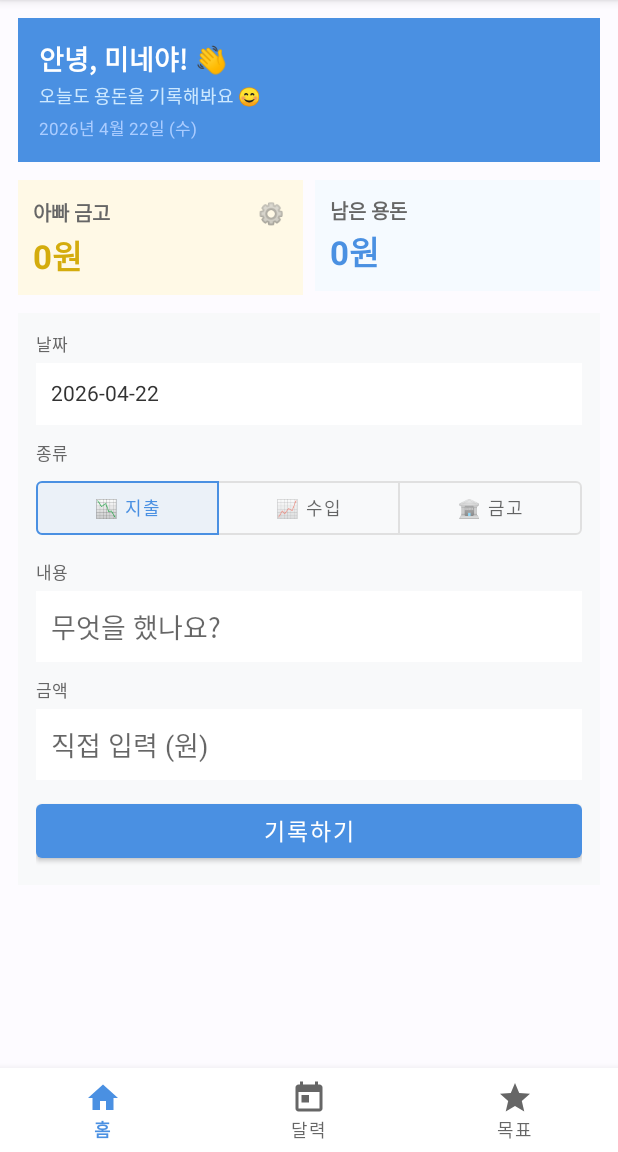
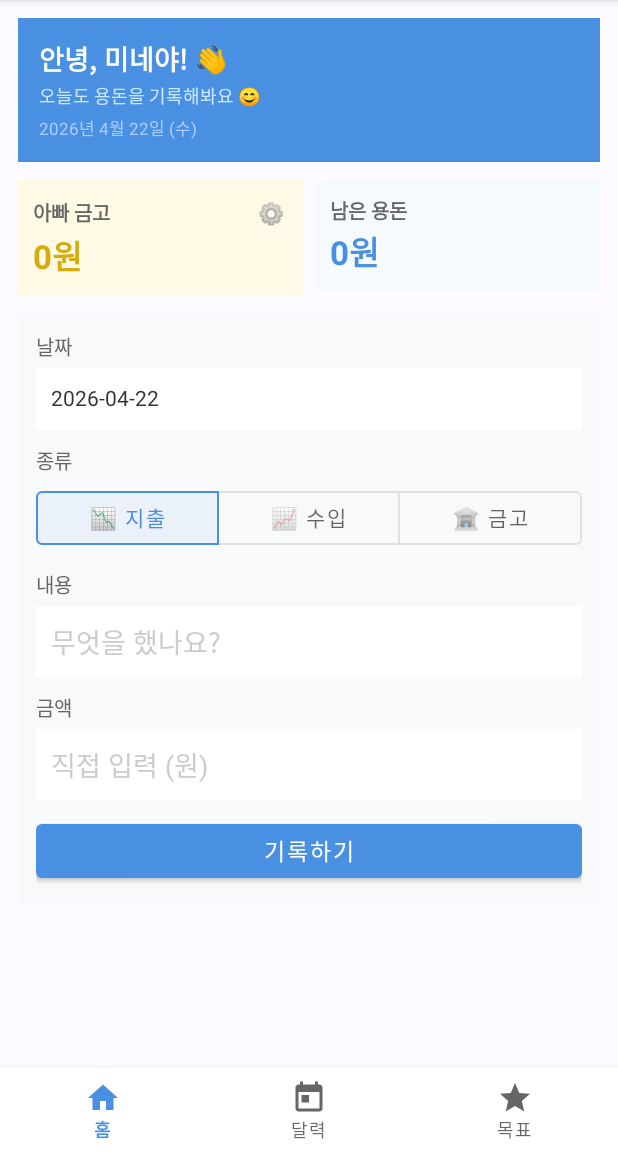
Before and after one commit to Minepapa/Kids-Money-App, an Android app: the screen it shows after launch (MainActivity), on a phone screen of 412 x 824 dp, the part 84-1236 px from its top. Run offline under Robolectric (Android 15) with nearby library versions, the phone set to English and light mode, and no system bars.

Commit message:
UI polish: font sizes, remove pie chart, simplify goals, lighter hints, splash screen
- Increase all text to 13sp+: form labels, toggle buttons, calendar cells, detail rows
- Remove 소비 분석 PieChart section and MPAndroidChart dependency entirely
- Simplify 저축 목표 items to title + amount + delete icon only
- Lighter hint text (#CCCCCC) in home form and goal dialog
- Add SplashActivity with fade-in animation before MainActivity

https://claude.ai/code/session_01P8Knkga8ySXD578n6vKQd6

```diff
--- a/app/build.gradle.kts
+++ b/app/build.gradle.kts
@@ -37,6 +37,5 @@ dependencies {
     implementation(libs.androidx.appcompat)
     implementation(libs.material)
     implementation(libs.androidx.constraintlayout)
-    implementation(libs.mpandroidchart)
     implementation(libs.androidx.recyclerview)
 }
--- a/app/src/main/java/com/minepapa/kidsmoneyapp/GoalAdapter.kt
+++ b/app/src/main/java/com/minepapa/kidsmoneyapp/GoalAdapter.kt
@@ -15,9 +15,6 @@ class GoalAdapter(
         fun bind(goal: SavingsGoal) {
             binding.tvGoalTitle.text = if (goal.completed) "✅ ${goal.title}" else goal.title
             binding.tvGoalAmount.text = "${goal.savedAmount.formatted()}원 / ${goal.targetAmount.formatted()}원"
-            binding.progressGoal.progress = goal.progressPercent
-            binding.tvGoalPercent.text = "${goal.progressPercent}% 달성"
-            binding.tvGoalRemaining.text = if (goal.completed) "🎉 목표 달성!" else "남은 금액: ${goal.remaining.formatted()}원"
 
             binding.btnDeleteGoal.setOnClickListener { onDelete(goal) }
         }
--- a/app/src/main/java/com/minepapa/kidsmoneyapp/HomeFragment.kt
+++ b/app/src/main/java/com/minepapa/kidsmoneyapp/HomeFragment.kt
@@ -236,15 +236,15 @@ class HomeFragment : Fragment() {
             }
             row.addView(TextView(requireContext()).apply {
                 text = label; setTextColor(0xFFFFFFFF.toInt()); setBackgroundColor(color)
-                textSize = 9f; setPadding(6, 2, 6, 2)
+                textSize = 13f; setPadding(6, 2, 6, 2)
             })
             row.addView(TextView(requireContext()).apply {
-                text = "  ${r.memo}"; textSize = 11f
+                text = "  ${r.memo}"; textSize = 13f
                 layoutParams = LinearLayout.LayoutParams(0, LinearLayout.LayoutParams.WRAP_CONTENT, 1f)
             })
             row.addView(TextView(requireContext()).apply {
                 text = "${r.amount.formatted()}원"; setTextColor(color)
-                textSize = 11f; typeface = android.graphics.Typeface.DEFAULT_BOLD
+                textSize = 13f; typeface = android.graphics.Typeface.DEFAULT_BOLD
             })
             if (r.type != "interest") {
                 row.addView(Button(requireContext()).apply {
--- /dev/null
+++ b/app/src/main/java/com/minepapa/kidsmoneyapp/SplashActivity.kt
@@ -0,0 +1,22 @@
+package com.minepapa.kidsmoneyapp
+
+import android.content.Intent
+import android.os.Bundle
+import android.os.Handler
+import android.os.Looper
+import android.view.animation.AnimationUtils
+import android.widget.TextView
+import androidx.appcompat.app.AppCompatActivity
+
+class SplashActivity : AppCompatActivity() {
+    override fun onCreate(savedInstanceState: Bundle?) {
+        super.onCreate(savedInstanceState)
+        setContentView(R.layout.activity_splash)
+        val title = findViewById<TextView>(R.id.tvSplashTitle)
+        title.startAnimation(AnimationUtils.loadAnimation(this, R.anim.fade_in))
+        Handler(Looper.getMainLooper()).postDelayed({
+            startActivity(Intent(this, MainActivity::class.java))
+            finish()
+        }, 1500)
+    }
+}
--- /dev/null
+++ b/app/src/main/res/anim/fade_in.xml
@@ -0,0 +1,6 @@
+<?xml version="1.0" encoding="utf-8"?>
+<alpha xmlns:android="http://schemas.android.com/apk/res/android"
+    android:fromAlpha="0.0"
+    android:toAlpha="1.0"
+    android:duration="800"
+    android:interpolator="@android:anim/accelerate_decelerate_interpolator"/>
--- a/app/src/main/res/layout/dialog_add_goal.xml
+++ b/app/src/main/res/layout/dialog_add_goal.xml
@@ -18,6 +18,7 @@
         android:layout_width="match_parent"
         android:layout_height="wrap_content"
         android:hint="무엇을 살까요? (예: 레고, 게임)"
+        android:textColorHint="#CCCCCC"
         android:layout_marginBottom="12dp"/>
 
     <EditText
@@ -25,6 +26,7 @@
         android:layout_width="match_parent"
         android:layout_height="wrap_content"
         android:hint="얼마가 필요해요? (원)"
+        android:textColorHint="#CCCCCC"
         android:inputType="number"/>
 
 </LinearLayout>
--- a/app/src/main/res/layout/fragment_home.xml
+++ b/app/src/main/res/layout/fragment_home.xml
@@ -176,7 +176,7 @@
             <!-- 날짜 선택 -->
             <TextView
                 android:text="날짜"
-                android:textSize="11sp"
+                android:textSize="13sp"
                 android:textColor="#666666"
                 android:layout_width="wrap_content"
                 android:layout_height="wrap_content"
@@ -197,7 +197,7 @@
             <!-- 거래 유형 토글 -->
             <TextView
                 android:text="종류"
-                android:textSize="11sp"
+                android:textSize="13sp"
                 android:textColor="#666666"
                 android:layout_width="wrap_content"
                 android:layout_height="wrap_content"
@@ -217,7 +217,7 @@
                     android:layout_height="wrap_content"
                     android:layout_weight="1"
                     android:text="📉 지출"
-                    android:textSize="12sp"
+                    android:textSize="14sp"
                     style="@style/Widget.MaterialComponents.Button.OutlinedButton"/>
 
                 <Button
@@ -226,7 +226,7 @@
                     android:layout_height="wrap_content"
                     android:layout_weight="1"
                     android:text="📈 수입"
-                    android:textSize="12sp"
+                    android:textSize="14sp"
                     style="@style/Widget.MaterialComponents.Button.OutlinedButton"/>
 
                 <Button
@@ -235,7 +235,7 @@
                     android:layout_height="wrap_content"
                     android:layout_weight="1"
                     android:text="🏦 금고"
-                    android:textSize="12sp"
+                    android:textSize="14sp"
                     style="@style/Widget.MaterialComponents.Button.OutlinedButton"/>
 
             </com.google.android.material.button.MaterialButtonToggleGroup>
@@ -243,7 +243,7 @@
             <!-- 메모 -->
             <TextView
                 android:text="내용"
-                android:textSize="11sp"
+                android:textSize="13sp"
                 android:textColor="#666666"
                 android:layout_width="wrap_content"
                 android:layout_height="wrap_content"
@@ -254,6 +254,7 @@
                 android:layout_width="match_parent"
                 android:layout_height="wrap_content"
                 android:hint="무엇을 했나요?"
+                android:textColorHint="#CCCCCC"
                 android:background="#FFFFFF"
                 android:padding="10dp"
                 android:layout_marginBottom="10dp"/>
@@ -261,7 +262,7 @@
             <!-- 금액 -->
             <TextView
                 android:text="금액"
-                android:textSize="11sp"
+                android:textSize="13sp"
                 android:textColor="#666666"
                 android:layout_width="wrap_content"
                 android:layout_height="wrap_content"
@@ -272,6 +273,7 @@
                 android:layout_width="match_parent"
                 android:layout_height="wrap_content"
                 android:hint="직접 입력 (원)"
+                android:textColorHint="#CCCCCC"
                 android:inputType="number"
                 android:background="#FFFFFF"
                 android:padding="10dp"
@@ -302,7 +304,7 @@
                 android:layout_width="match_parent"
                 android:layout_height="wrap_content"
                 android:textStyle="bold"
-                android:textSize="12sp"
+                android:textSize="14sp"
                 android:paddingBottom="6dp"/>
 
             <LinearLayout
--- a/gradle/libs.versions.toml
+++ b/gradle/libs.versions.toml
@@ -5,7 +5,6 @@ coreKtx = "1.12.0"
 appcompat = "1.6.1"
 material = "1.11.0"
 constraintlayout = "2.1.4"
-mpandroidchart = "v3.1.0"
 recyclerview = "1.3.2"
 
 [libraries]
@@ -13,7 +12,6 @@ androidx-core-ktx = { group = "androidx.core", name = "core-ktx", version.ref =
 androidx-appcompat = { group = "androidx.appcompat", name = "appcompat", version.ref = "appcompat" }
 material = { group = "com.google.android.material", name = "material", version.ref = "material" }
 androidx-constraintlayout = { group = "androidx.constraintlayout", name = "constraintlayout", version.ref = "constraintlayout" }
-mpandroidchart = { group = "com.github.PhilJay", name = "MPAndroidChart", version.ref = "mpandroidchart" }
 androidx-recyclerview = { group = "androidx.recyclerview", name = "recyclerview", version.ref = "recyclerview" }
 
 [plugins]
--- a/settings.gradle.kts
+++ b/settings.gradle.kts
@@ -10,7 +10,6 @@ dependencyResolutionManagement {
     repositories {
         google()
         mavenCentral()
-        maven { url = uri("https://jitpack.io") }
     }
 }
 
```
Also changed, not shown: app/src/main/AndroidManifest.xml (+7 -2 lines), app/src/main/java/com/minepapa/kidsmoneyapp/CalendarFragment.kt (+9 -9 lines), app/src/main/java/com/minepapa/kidsmoneyapp/GoalsFragment.kt (+0 -55 lines), app/src/main/res/layout/activity_splash.xml (added, +27 -0 lines), app/src/main/res/layout/fragment_calendar.xml (+4 -4 lines), app/src/main/res/layout/fragment_goals.xml (+0 -26 lines), app/src/main/res/layout/item_goal.xml (+0 -31 lines), 1 other file.
